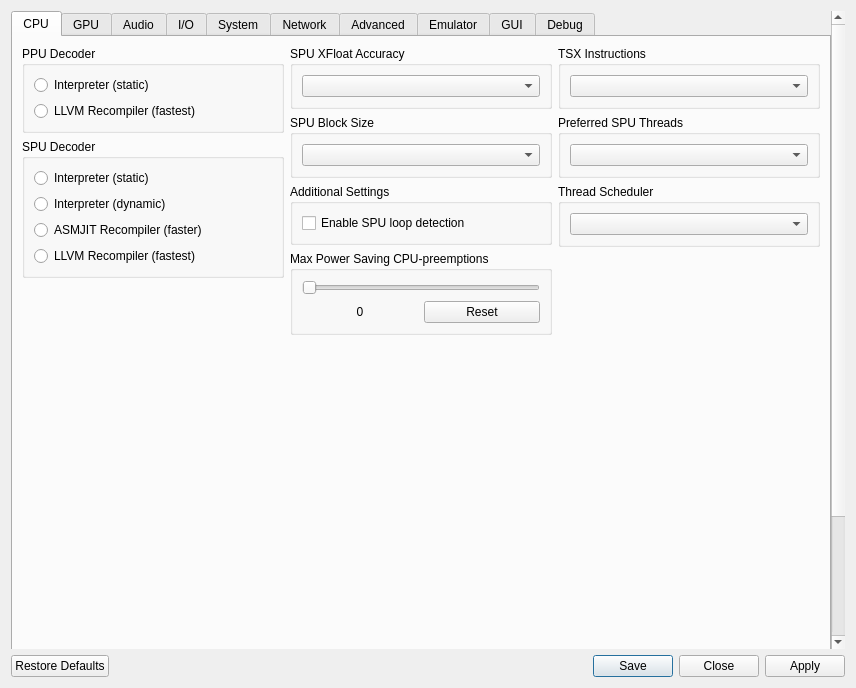
The window that rpcs3/rpcs3qt/settings_dialog.ui (RPCS3/rpcs3) describes before a commit, drawn with Qt 5.
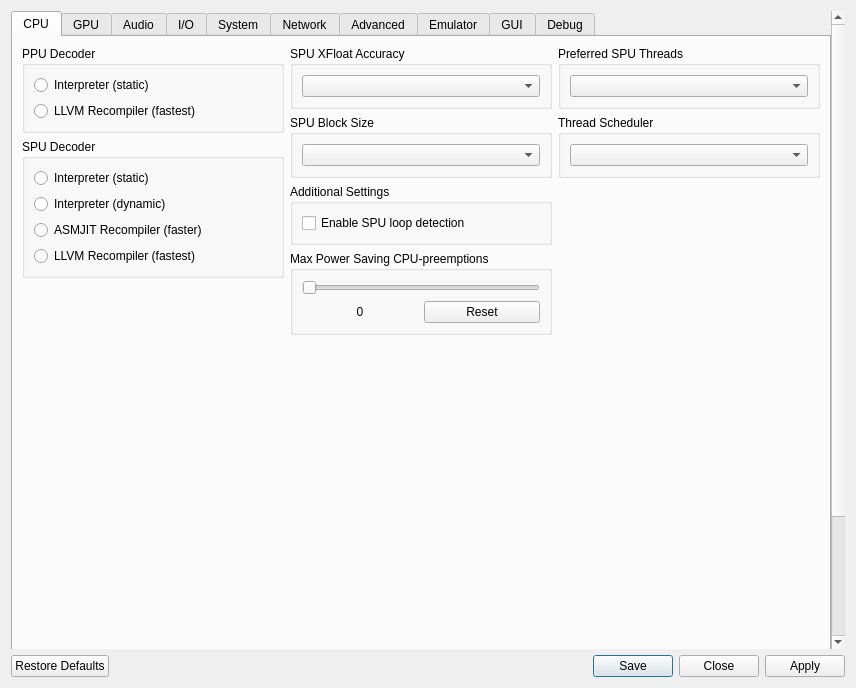
The same window after the commit. Icons and pictures are not drawn.

The edit to the form file:
```diff
--- a/rpcs3/rpcs3qt/settings_dialog.ui
+++ b/rpcs3/rpcs3qt/settings_dialog.ui
@@ -266,24 +266,6 @@
           </item>
           <item>
            <layout class="QVBoxLayout" name="coreTabRightLayout" stretch="0,0,0,0">
-            <item>
-             <widget class="QGroupBox" name="gb_tsx">
-              <property name="sizePolicy">
-               <sizepolicy hsizetype="Preferred" vsizetype="Minimum">
-                <horstretch>0</horstretch>
-                <verstretch>0</verstretch>
-               </sizepolicy>
-              </property>
-              <property name="title">
-               <string>TSX Instructions</string>
-              </property>
-              <layout class="QVBoxLayout" name="gb_tsx_layout">
-               <item>
-                <widget class="QComboBox" name="enableTSX"/>
-               </item>
-              </layout>
-             </widget>
-            </item>
             <item>
              <widget class="QGroupBox" name="gb_spu_threads">
               <property name="sizePolicy">
```
